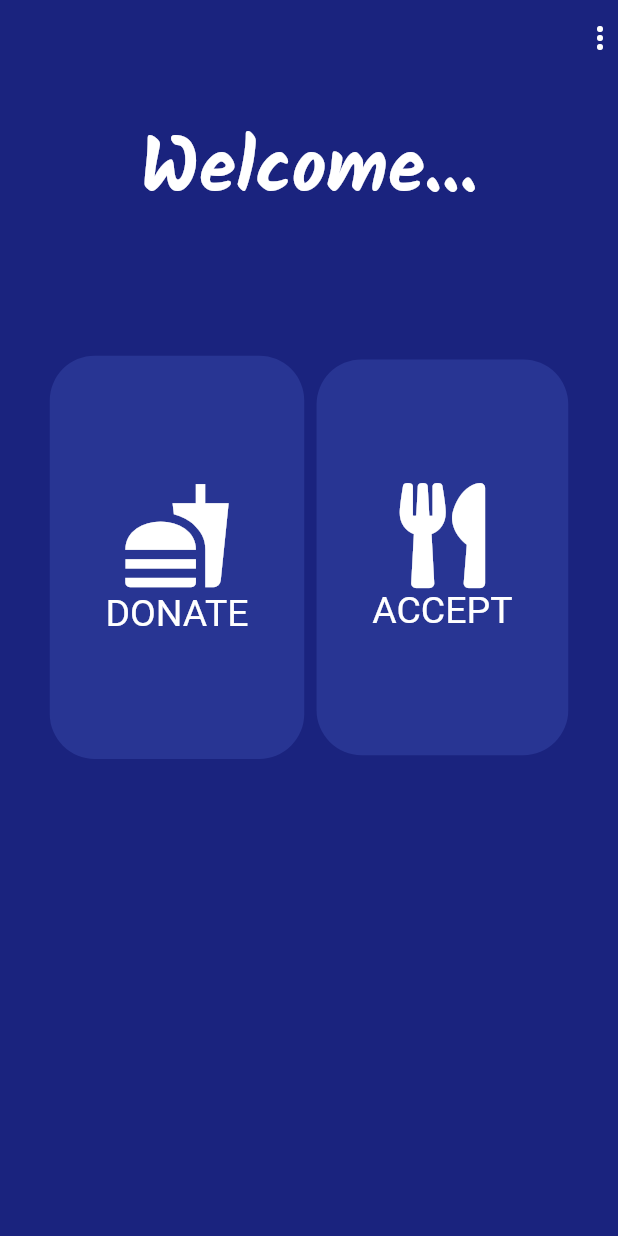
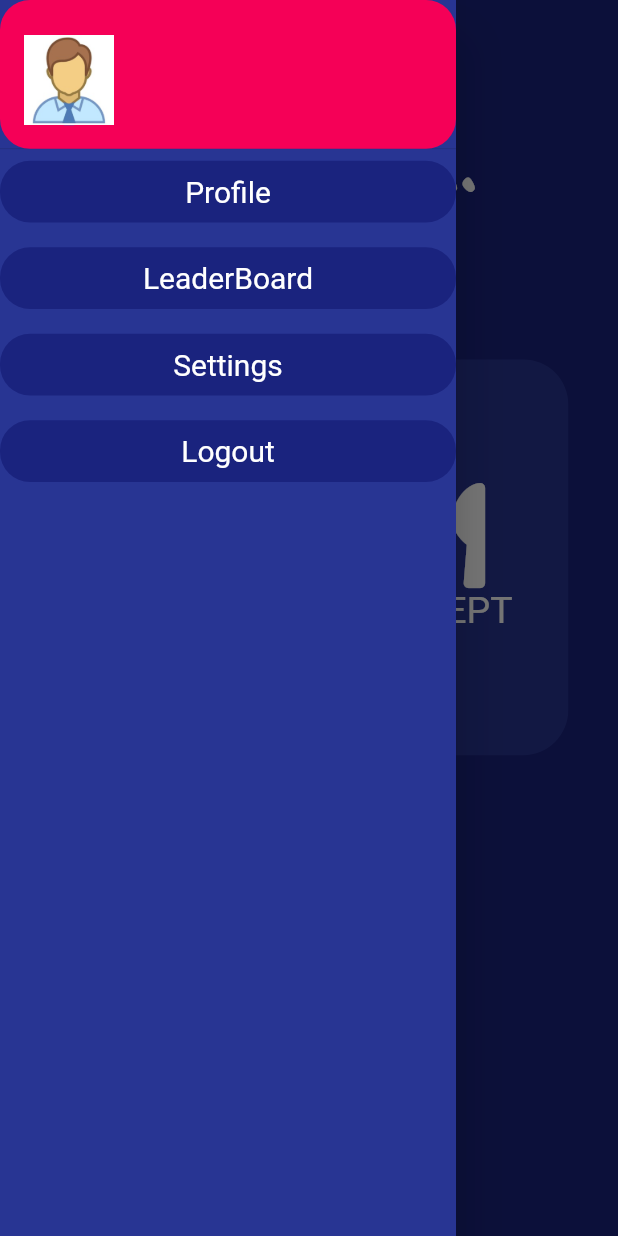
Before and after one commit to saranraj18/Hunt-Hunger, a Flutter app: the screen it shows once a user with an empty profile is signed in, with the side drawer open (before the commit the screen has no drawer), on a phone screen of 412 x 824 dp. Run offline on Flutter 3.47's test engine with Material 2 defaults, Android fonts, the light colour scheme and no system bars; our stand-ins replace cloud_firestore, firebase_auth, firebase_core, font_awesome_flutter; accounts and stored records are empty; Roboto replaces fonts that are missing (Almarai).

Commit message:
before leaderboard

```diff
--- a/lib/main.dart
+++ b/lib/main.dart
@@ -1,8 +1,6 @@
-import 'package:firebase_auth/firebase_auth.dart';
 import 'package:flutter/material.dart';
 import 'package:firebase_core/firebase_core.dart';
-import 'package:hackinutu/pages/HomePage.dart';
-import 'package:hackinutu/pages/Login.dart';
+import 'package:hackinutu/pages/SplashScreen.dart';
 
 void main() async {
   WidgetsFlutterBinding.ensureInitialized();
@@ -14,15 +12,8 @@ class Food extends StatelessWidget {
   @override
   Widget build(BuildContext context) {
     return MaterialApp(
-      home: StreamBuilder(
-        stream: FirebaseAuth.instance.authStateChanges(),
-        builder: (context, snapshot) {
-          if (snapshot.hasData) {
-            return HomeScreen();
-          }
-          return Login();
-        },
-      ),
+      debugShowCheckedModeBanner: false,
+      home: Splash(),
     );
   }
 }
--- /dev/null
+++ b/lib/pages/AuthScreen.dart
@@ -0,0 +1,21 @@
+import 'package:firebase_auth/firebase_auth.dart';
+import 'package:flutter/material.dart';
+import 'package:hackinutu/pages/HomePage.dart';
+import 'package:hackinutu/pages/Login.dart';
+
+class Auth extends StatelessWidget {
+  @override
+  Widget build(BuildContext context) {
+    return MaterialApp(
+      home: StreamBuilder(
+        stream: FirebaseAuth.instance.authStateChanges(),
+        builder: (context, snapshot) {
+          if (snapshot.hasData) {
+            return HomeScreen();
+          }
+          return Login();
+        },
+      ),
+    );
+  }
+}
--- a/lib/pages/HomePage.dart
+++ b/lib/pages/HomePage.dart
@@ -87,60 +87,6 @@ class _HomeScreenState extends State<HomeScreen> {
         backgroundColor: indigo,
         elevation: 0,
         toolbarHeight: 50,
-        actions: [
-          DropdownButtonHideUnderline(
-            child: DropdownButton(
-              dropdownColor: pink,
-              icon: Icon(
-                Icons.more_vert,
-                color: white,
-              ),
-              items: [
-                DropdownMenuItem(
-                  child: Container(
-                    child: Row(
-                      children: [
-                        Icon(
-                          Icons.edit,
-                          color: white,
-                        ),
-                        SizedBox(width: 8),
-                        Text(
-                          'Edit',
-                          style: sText,
-                        ),
-                      ],
-                    ),
-                  ),
-                  value: 'edit',
-                ),
-                DropdownMenuItem(
-                  child: Container(
-                    child: Row(
-                      children: [
-                        Icon(
-                          Icons.exit_to_app,
-                          color: white,
-                        ),
-                        SizedBox(width: 8),
-                        Text(
-                          'Logout',
-                          style: sText,
-                        ),
-                      ],
-                    ),
-                  ),
-                  value: 'logout',
-                ),
-              ],
-              onChanged: (value) {
-                if (value == 'logout') {
-                  FirebaseAuth.instance.signOut();
-                }
-              },
-            ),
-          )
-        ],
       ),
       body: Column(
         mainAxisAlignment: MainAxisAlignment.start,
@@ -243,6 +189,128 @@ class _HomeScreenState extends State<HomeScreen> {
           ),
         ],
       ),
+      drawer: Drawer(
+        child: Container(
+          color: lightIndigo,
+          child: ListView(
+            children: [
+              Container(
+                height: height * 0.13,
+                child: DrawerHeader(
+                  child: Row(
+                    mainAxisAlignment: MainAxisAlignment.start,
+                    children: [
+                      CircleAvatar(
+                          radius: 30,
+                          child: Image(
+                            image: AssetImage('images/avatar.jpeg'),
+                            fit: BoxFit.scaleDown,
+                          )),
+                      SizedBox(
+                        width: width * 0.03,
+                      ),
+                      Column(
+                        mainAxisAlignment: MainAxisAlignment.center,
+                        children: [
+                          Expanded(
+                            child: Text(
+                              userName,
+                              style: sText.copyWith(fontSize: 20),
+                            ),
+                          ),
+                          Expanded(
+                            child: Text(
+                              _auth.currentUser.email,
+                              style: sText,
+                            ),
+                          ),
+                        ],
+                      ),
+                    ],
+                  ),
+                  decoration: BoxDecoration(
+                      color: pink, borderRadius: BorderRadius.circular(20)),
+                ),
+              ),
+              Container(
+                height: height * 0.05,
+                decoration: BoxDecoration(
+                  color: indigo,
+                  borderRadius: BorderRadius.circular(20),
+                ),
+                child: GestureDetector(
+                  child: Center(
+                    child: Text(
+                      'Profile',
+                      style: sText.copyWith(fontSize: 20),
+                    ),
+                  ),
+                  onTap: () {},
+                ),
+              ),
+              SizedBox(
+                height: height * 0.02,
+              ),
+              Container(
+                height: height * 0.05,
+                decoration: BoxDecoration(
+                  color: indigo,
+                  borderRadius: BorderRadius.circular(20),
+                ),
+                child: GestureDetector(
+                  child: Center(
+                    child: Text(
+                      'LeaderBoard',
+                      style: sText.copyWith(fontSize: 20),
+                    ),
+                  ),
+                  onTap: () {},
+                ),
+              ),
+              SizedBox(
+                height: height * 0.02,
+              ),
+              Container(
+                height: height * 0.05,
+                decoration: BoxDecoration(
+                  color: indigo,
+                  borderRadius: BorderRadius.circular(20),
+                ),
+                child: GestureDetector(
+                  child: Center(
+                    child: Text(
+                      'Settings',
+                      style: sText.copyWith(fontSize: 20),
+                    ),
+                  ),
+                  onTap: () {},
+                ),
+              ),
+              SizedBox(
+                height: height * 0.02,
+              ),
+              Container(
+                height: height * 0.05,
+                decoration: BoxDecoration(
+                  color: indigo,
+                  borderRadius: BorderRadius.circular(20),
+                ),
+                child: GestureDetector(
+                  child: Center(
+                    child: Text(
+                      'Logout',
+                      style: sText.copyWith(fontSize: 20),
+                    ),
+                  ),
+                  onTap: () {
+                    _auth.signOut();
+                  },
+                ),
+              ),
+            ],
+          ),
+        ),
+      ),
     );
   }
 }
--- a/pubspec.yaml
+++ b/pubspec.yaml
@@ -38,3 +38,4 @@ flutter:
     - images/logo.png
     - images/donation.jpeg
     - images/home.jpeg
+    - images/avatar.jpeg
```
Also changed, not shown: lib/pages/Accept.dart (+37 -1 lines), lib/pages/LeaderBoard.dart (added, +13 -0 lines), lib/pages/SplashScreen.dart (added, +36 -0 lines), images/avatar.jpeg (added).
